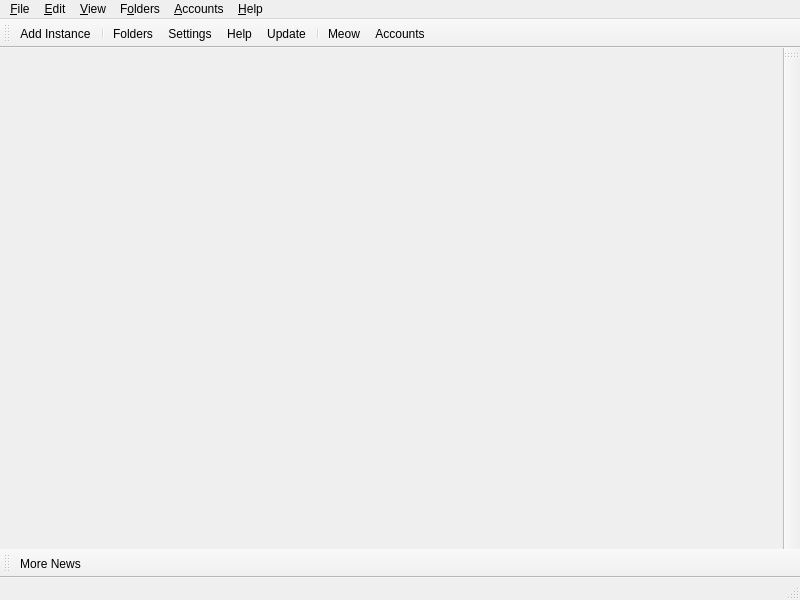
Before: the Qt Designer form launcher/ui/MainWindow.ui in jojonoskill/PrismLauncher, drawn with Qt 5.
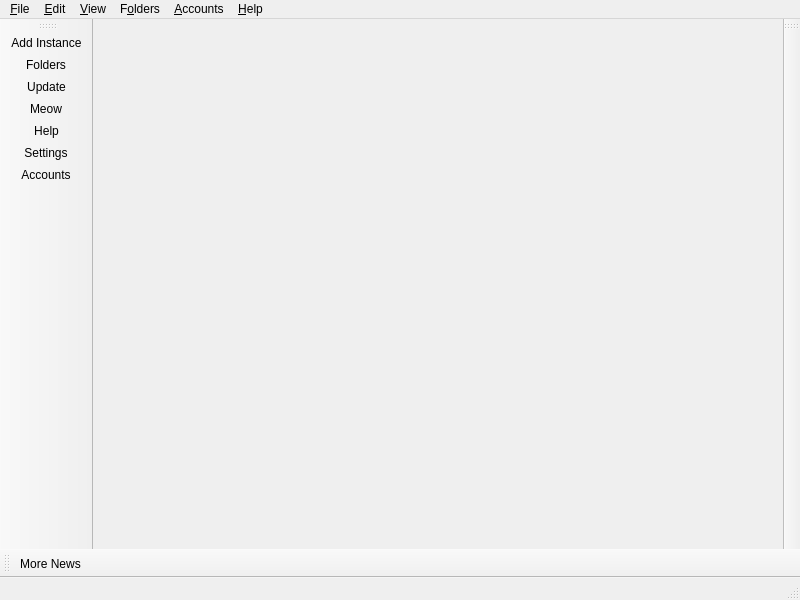
After: the same form once the commit is applied. Icons and pictures are not drawn. Custom widgets are drawn as their Qt base class.

Commit message:
feat: turn the main toolbar into a left navigation rail
Dock the main toolbar vertically on the left (renamed navRail so old
saved window states can't move it back), labels under icons with short
icon texts, Add/Folders on top and update/cat/help/settings/account at
the bottom. The account button shows only the face; its name is in the
tooltip and the footer.

```diff
--- a/launcher/ui/MainWindow.ui
+++ b/launcher/ui/MainWindow.ui
@@ -38,25 +38,23 @@
     <set>Qt::BottomToolBarArea|Qt::TopToolBarArea</set>
    </property>
    <property name="toolButtonStyle">
-    <enum>Qt::ToolButtonTextBesideIcon</enum>
+    <enum>Qt::ToolButtonTextUnderIcon</enum>
    </property>
    <property name="floatable">
     <bool>false</bool>
    </property>
    <attribute name="toolBarArea">
-    <enum>TopToolBarArea</enum>
+    <enum>LeftToolBarArea</enum>
    </attribute>
    <attribute name="toolBarBreak">
     <bool>false</bool>
    </attribute>
    <addaction name="actionAddInstance"/>
-   <addaction name="separator"/>
    <addaction name="actionFoldersButton"/>
-   <addaction name="actionSettings"/>
-   <addaction name="actionHelpButton"/>
    <addaction name="actionCheckUpdate"/>
-   <addaction name="separator"/>
    <addaction name="actionCAT"/>
+   <addaction name="actionHelpButton"/>
+   <addaction name="actionSettings"/>
    <addaction name="actionAccountsButton"/>
   </widget>
   <widget class="QToolBar" name="newsToolBar">
```
Left out of the diff: 4 changed lines with no effect on the pictures. The commit also changes 2 other files.
